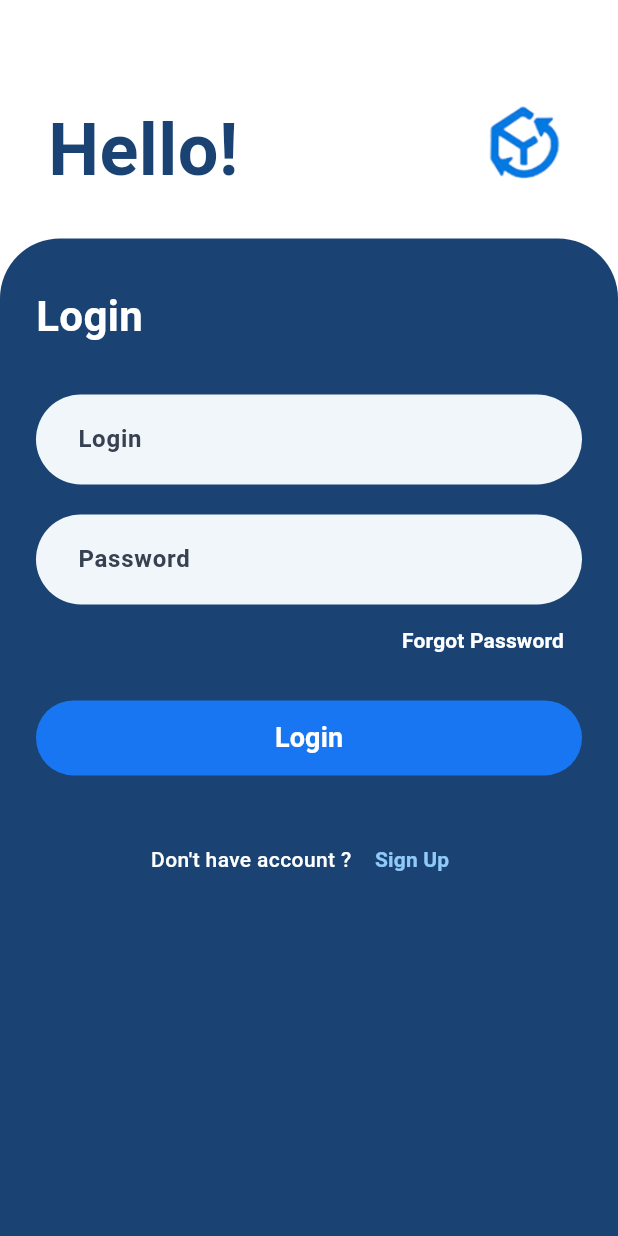
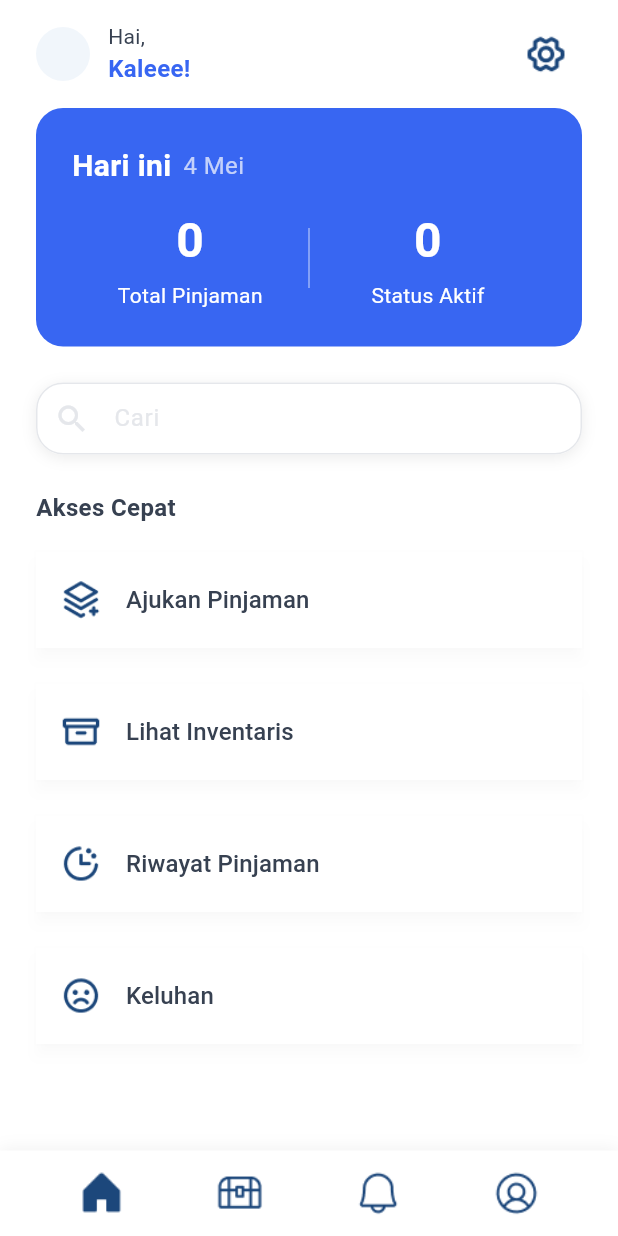
Before and after one commit to bantu-bantu-pinal-projek/invio, a Flutter app: the screen it shows after launch, after a tap on "Login", on a phone screen of 412 x 824 dp. Run offline on Flutter 3.47's test engine with Material 3 defaults, Android fonts, the phone set to English and light mode, and no system bars.

Commit message:
buat beranda sama navbar dulu

```diff
--- a/lib/awal/login/login.dart
+++ b/lib/awal/login/login.dart
@@ -1,4 +1,7 @@
 import 'package:flutter/material.dart';
+import 'package:flutter/src/widgets/container.dart';
+import 'package:flutter/src/widgets/framework.dart';
+import 'package:invio/halaman/beranda/home.dart';
 
 class LoginScreen extends StatelessWidget {
   const LoginScreen({super.key});
@@ -142,7 +145,14 @@ class LoginScreen extends StatelessWidget {
                       width: double.infinity,
                       height: 50,
                       child: ElevatedButton(
-                        onPressed: () {},
+                        onPressed: () {
+                          Navigator.push(
+                            context,
+                            MaterialPageRoute(
+                              builder: (context) => const HomePage(),
+                            ),
+                          );
+                        },
                         style: ElevatedButton.styleFrom(
                           backgroundColor: const Color(0xFF1976F3),
                           shape: RoundedRectangleBorder(
--- /dev/null
+++ b/lib/halaman/beranda/home.dart
@@ -0,0 +1,318 @@
+import 'package:flutter/material.dart';
+import '../../komponen/navbar/navbar_bottom.dart';
+
+class HomePage extends StatelessWidget {
+  const HomePage({Key? key}) : super(key: key);
+
+  @override
+  Widget build(BuildContext context) {
+    // Placeholder KSize values (replace with actual constants if available)
+    const double margin4x = 24.0;
+    const double margin2x = 12.0;
+    const double radiusDefault = 18.0;
+    const double fontSizeL = 20.0;
+    const double fontSizeM = 16.0;
+    const double fontSizeS = 14.0;
+    const double iconM = 28.0;
+    const double buttonHeight = 56.0;
+    const Color blue = Color(0xFF3866F2);
+    const Color lightGray = Color(0xFFF1F6FB);
+    const Color darkGray = Color(0xFF374151);
+    const Color borderGray = Color(0xFFE5E7EB);
+
+    return Scaffold(
+      backgroundColor: Colors.white,
+      body: SafeArea(
+        child: Column(
+          children: [
+            // Custom App Bar
+            Padding(
+              padding: const EdgeInsets.symmetric(
+                horizontal: margin4x,
+                vertical: margin2x,
+              ),
+              child: Row(
+                mainAxisAlignment: MainAxisAlignment.spaceBetween,
+                children: [
+                  Row(
+                    children: [
+                      Container(
+                        width: 36,
+                        height: 36,
+                        decoration: BoxDecoration(
+                          color: lightGray,
+                          borderRadius: BorderRadius.circular(radiusDefault),
+                        ),
+                      ),
+                      const SizedBox(width: 12),
+                      Column(
+                        crossAxisAlignment: CrossAxisAlignment.start,
+                        children: [
+                          Text(
+                            'Hai,',
+                            style: TextStyle(
+                              fontSize: fontSizeS,
+                              color: darkGray,
+                              fontWeight: FontWeight.w400,
+                            ),
+                          ),
+                          Text(
+                            'Kaleee!',
+                            style: TextStyle(
+                              fontSize: fontSizeM,
+                              color: blue,
+                              fontWeight: FontWeight.bold,
+                            ),
+                          ),
+                        ],
+                      ),
+                    ],
+                  ),
+                  IconButton(
+                    icon: Image.asset(
+                      'assets/icons/pengaturan.png',
+                      width: iconM,
+                      height: iconM,
+                    ),
+                    onPressed: () {},
+                  ),
+                ],
+              ),
+            ),
+            // Main Information Area
+            Padding(
+              padding: const EdgeInsets.symmetric(horizontal: margin4x),
+              child: Container(
+                width: double.infinity,
+                decoration: BoxDecoration(
+                  color: blue,
+                  borderRadius: BorderRadius.circular(radiusDefault),
+                ),
+                padding: const EdgeInsets.all(margin4x),
+                child: Column(
+                  crossAxisAlignment: CrossAxisAlignment.start,
+                  children: [
+                    Row(
+                      children: [
+                        Text(
+                          'Hari ini',
+                          style: TextStyle(
+                            color: Colors.white,
+                            fontSize: fontSizeL,
+                            fontWeight: FontWeight.bold,
+                          ),
+                        ),
+                        const SizedBox(width: 8),
+                        Text(
+                          '4 Mei',
+                          style: TextStyle(
+                            color: Colors.white.withOpacity(0.7),
+                            fontSize: fontSizeM,
+                            fontWeight: FontWeight.w400,
+                          ),
+                        ),
+                      ],
+                    ),
+                    const SizedBox(height: margin2x),
+                    Row(
+                      children: [
+                        Expanded(
+                          child: Column(
+                            children: [
+                              Text(
+                                '0',
+                                style: TextStyle(
+                                  color: Colors.white,
+                                  fontSize: 32,
+                                  fontWeight: FontWeight.bold,
+                                ),
+                              ),
+                              const SizedBox(height: 4),
+                              Text(
+                                'Total Pinjaman',
+                                style: TextStyle(
+                                  color: Colors.white,
+                                  fontSize: fontSizeS,
+                                ),
+                              ),
+                            ],
+                          ),
+                        ),
+                        Container(
+                          width: 1,
+                          height: 40,
+                          color: Colors.white.withOpacity(0.5),
+                        ),
+                        Expanded(
+                          child: Column(
+                            children: [
+                              Text(
+                                '0',
+                                style: TextStyle(
+                                  color: Colors.white,
+                                  fontSize: 32,
+                                  fontWeight: FontWeight.bold,
+                                ),
+                              ),
+                              const SizedBox(height: 4),
+                              Text(
+                                'Status Aktif',
+                                style: TextStyle(
+                                  color: Colors.white,
+                                  fontSize: fontSizeS,
+                                ),
+                              ),
+                            ],
+                          ),
+                        ),
+                      ],
+                    ),
+                  ],
+                ),
+              ),
+            ),
+            const SizedBox(height: margin4x),
+            // Search Area
+            Padding(
+              padding: const EdgeInsets.symmetric(horizontal: margin4x),
+              child: Container(
+                decoration: BoxDecoration(
+                  color: Colors.white,
+                  borderRadius: BorderRadius.circular(radiusDefault),
+                  boxShadow: [
+                    BoxShadow(
+                      color: Colors.black.withOpacity(0.08),
+                      blurRadius: 8,
+                      offset: Offset(0, 2),
+                    ),
+                  ],
+                ),
+                child: TextField(
+                  decoration: InputDecoration(
+                    hintText: 'Cari',
+                    hintStyle: TextStyle(
+                      color: borderGray,
+                      fontSize: fontSizeM,
+                    ),
+                    prefixIcon: Icon(Icons.search, color: borderGray),
+                    filled: true,
+                    fillColor: Colors.white,
+                    contentPadding: const EdgeInsets.symmetric(
+                      vertical: 0,
+                      horizontal: 20,
+                    ),
+                    enabledBorder: OutlineInputBorder(
+                      borderRadius: BorderRadius.circular(radiusDefault),
+                      borderSide: BorderSide(color: borderGray),
+                    ),
+                    focusedBorder: OutlineInputBorder(
+                      borderRadius: BorderRadius.circular(radiusDefault),
+                      borderSide: BorderSide(color: borderGray),
+                    ),
+                  ),
+                ),
+              ),
+            ),
+            const SizedBox(height: margin4x),
+            // Quick Access
+            Padding(
+              padding: const EdgeInsets.symmetric(horizontal: margin4x),
+              child: Align(
+                alignment: Alignment.centerLeft,
+                child: Text(
+                  'Akses Cepat',
+                  style: TextStyle(
+                    fontSize: fontSizeM,
+                    fontWeight: FontWeight.bold,
+                    color: darkGray,
+                  ),
+                ),
+              ),
+            ),
+            const SizedBox(height: margin2x),
+            // Quick Access List
+            Expanded(
+              child: Padding(
+                padding: const EdgeInsets.symmetric(horizontal: margin4x),
+                child: ListView(
+                  children: [
+                    _QuickAccessTile(
+                      icon: 'assets/icons/kotak.png',
+                      label: 'Ajukan Pinjaman',
+                    ),
+                    const SizedBox(height: margin2x),
+                    _QuickAccessTile(
+                      icon: 'assets/icons/invent.png',
+                      label: 'Lihat Inventaris',
+                    ),
+                    const SizedBox(height: margin2x),
+                    _QuickAccessTile(
+                      icon: 'assets/icons/jam.png',
+                      label: 'Riwayat Pinjaman',
+                    ),
+                    const SizedBox(height: margin2x),
+                    _QuickAccessTile(
+                      icon: 'assets/icons/sedih.png',
+                      label: 'Keluhan',
+                    ),
+                  ],
+                ),
+              ),
+            ),
+          ],
+        ),
+      ),
+      bottomNavigationBar: const BottomNavbar(),
+    );
+  }
+}
+
+class _QuickAccessTile extends StatelessWidget {
+  final String icon;
+  final String label;
+
+  const _QuickAccessTile({required this.icon, required this.label});
+
+  @override
+  Widget build(BuildContext context) {
+    // Placeholder KSize values (replace with actual constants if available)
+    const double fontSizeM = 16.0;
+    const double iconM = 28.0;
+    const Color darkGray = Color(0xFF374151);
+
+    return Container(
+      margin: const EdgeInsets.symmetric(vertical: 6),
+      width: double.infinity,
+      height: 64,
+      child: ElevatedButton(
+        onPressed: () {},
+        style: ElevatedButton.styleFrom(
+          backgroundColor: Colors.white,
+          elevation: 4,
+          shadowColor: Colors.black.withOpacity(0.10),
+          shape: const RoundedRectangleBorder(
+            borderRadius: BorderRadius.zero, // sharp corners
+          ),
+          padding: EdgeInsets.zero,
+        ),
+        child: Row(
+          crossAxisAlignment: CrossAxisAlignment.center,
+          children: [
+            Padding(
+              padding: const EdgeInsets.symmetric(horizontal: 16.0),
+              child: Image.asset(icon, width: iconM, height: iconM),
+            ),
+            Text(
+              label,
+              style: TextStyle(
+                fontSize: fontSizeM,
+                color: darkGray,
+                fontWeight: FontWeight.w500,
+              ),
+            ),
+          ],
+        ),
+      ),
+    );
+  }
+}
--- /dev/null
+++ b/lib/komponen/navbar/navbar_bottom.dart
@@ -0,0 +1,70 @@
+import 'package:flutter/material.dart';
+
+class BottomNavbar extends StatelessWidget {
+  const BottomNavbar({Key? key}) : super(key: key);
+
+  @override
+  Widget build(BuildContext context) {
+    // Responsive icon size
+    double iconSize = MediaQuery.of(context).size.width * 0.08;
+    iconSize = iconSize.clamp(28.0, 36.0); // min 28, max 36
+
+    return Container(
+      padding: const EdgeInsets.symmetric(vertical: 12),
+      decoration: BoxDecoration(
+        color: Colors.white,
+        boxShadow: [
+          BoxShadow(
+            color: Colors.black.withOpacity(0.05),
+            blurRadius: 8,
+            offset: const Offset(0, -2),
+          ),
+        ],
+      ),
+      child: Row(
+        mainAxisAlignment: MainAxisAlignment.spaceEvenly,
+        children: [
+          _NavbarIconButton(
+            assetPath: 'assets/icons/rumah.png',
+            iconSize: iconSize,
+          ),
+          _NavbarIconButton(
+            assetPath: 'assets/icons/peti.png',
+            iconSize: iconSize,
+          ),
+          _NavbarIconButton(
+            assetPath: 'assets/icons/notip.png',
+            iconSize: iconSize,
+          ),
+          _NavbarIconButton(
+            assetPath: 'assets/icons/propil.png',
+            iconSize: iconSize,
+          ),
+        ],
+      ),
+    );
+  }
+}
+
+class _NavbarIconButton extends StatelessWidget {
+  final String assetPath;
+  final double iconSize;
+
+  const _NavbarIconButton({required this.assetPath, required this.iconSize});
+
+  @override
+  Widget build(BuildContext context) {
+    return GestureDetector(
+      onTap: () {}, // No navigation logic for now
+      child: Padding(
+        padding: const EdgeInsets.symmetric(horizontal: 8.0),
+        child: Image.asset(
+          assetPath,
+          width: iconSize,
+          height: iconSize,
+          fit: BoxFit.contain,
+        ),
+      ),
+    );
+  }
+}
```
Also changed, not shown: pubspec.yaml (+9 -0 lines), assets/icons/dua.png (renamed from assets/icon/dua.png), assets/icons/empat.png (renamed from assets/icon/empat.png), assets/icons/invent.png (added), assets/icons/jam.png (added), assets/icons/kotak.png (added), assets/icons/lima.png (renamed from assets/icon/lima.png), assets/icons/notip.png (added), assets/icons/pengaturan.png (added), assets/icons/peti.png (added), assets/icons/propil.png (added), assets/icons/rumah.png (added), assets/icons/satu.png (renamed from assets/icon/satu.png), assets/icons/sedih.png (added), 3 more files.
